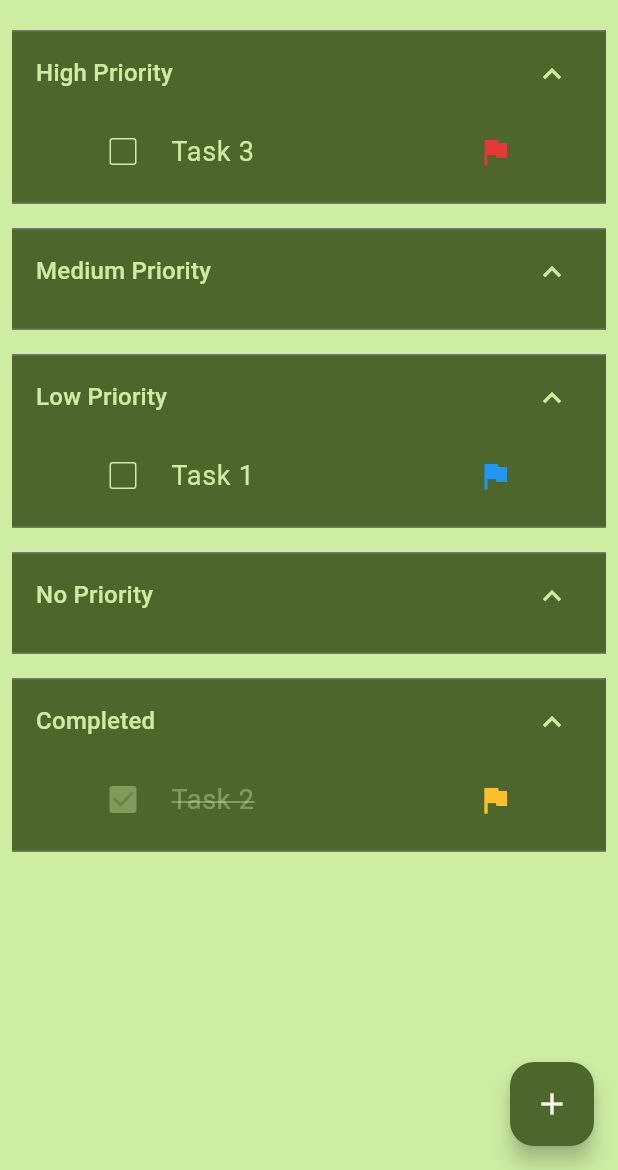
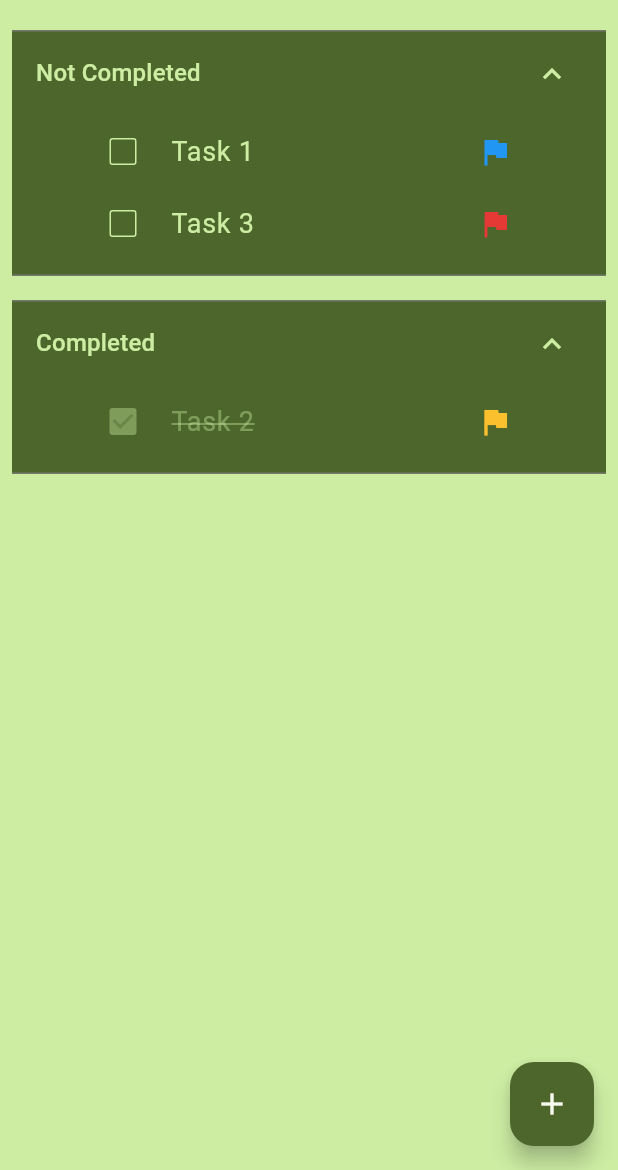
Before and after one commit to csarevalo/todo-list, a Flutter app: the screen it shows after launch, on a phone screen of 412 x 824 dp, the part 66-1236 px from its top. Run offline on Flutter 3.47's test engine with Material 3 defaults, Android fonts, the phone set to English and light mode, and no system bars; drawn by our look-alikes of flutter_slidable; our stand-ins replace google_fonts.

Commit message:
added a non completed section

```diff
--- a/lib/src/widgets/task_sections_builder.dart
+++ b/lib/src/widgets/task_sections_builder.dart
@@ -119,7 +119,10 @@ class TaskSectionsBuilder extends StatelessWidget {
           sectionsUsed = dateSections;
           break;
         default:
-          sectionsUsed = [];
+          //TODO: Do not add a section and just include the tasks
+          sectionsUsed = [SectionHeading(heading: "Not Completed")];
+          getChildren =
+              (String s) => getTaskTilesWithCompletion(completed: false);
       }
       for (var section in sectionsUsed) {
         debugPrint(section.heading.split(" ")[0]);
@@ -136,7 +139,7 @@ class TaskSectionsBuilder extends StatelessWidget {
     return SingleChildScrollView(
       child: Column(
         children: [
-          ...getSectionedTaskTiles("priority"),
+          ...getSectionedTaskTiles(""),
           SectionExpansionTile(
             titleText: "Completed",
             children: getTaskTilesWithCompletion(completed: true),
```
